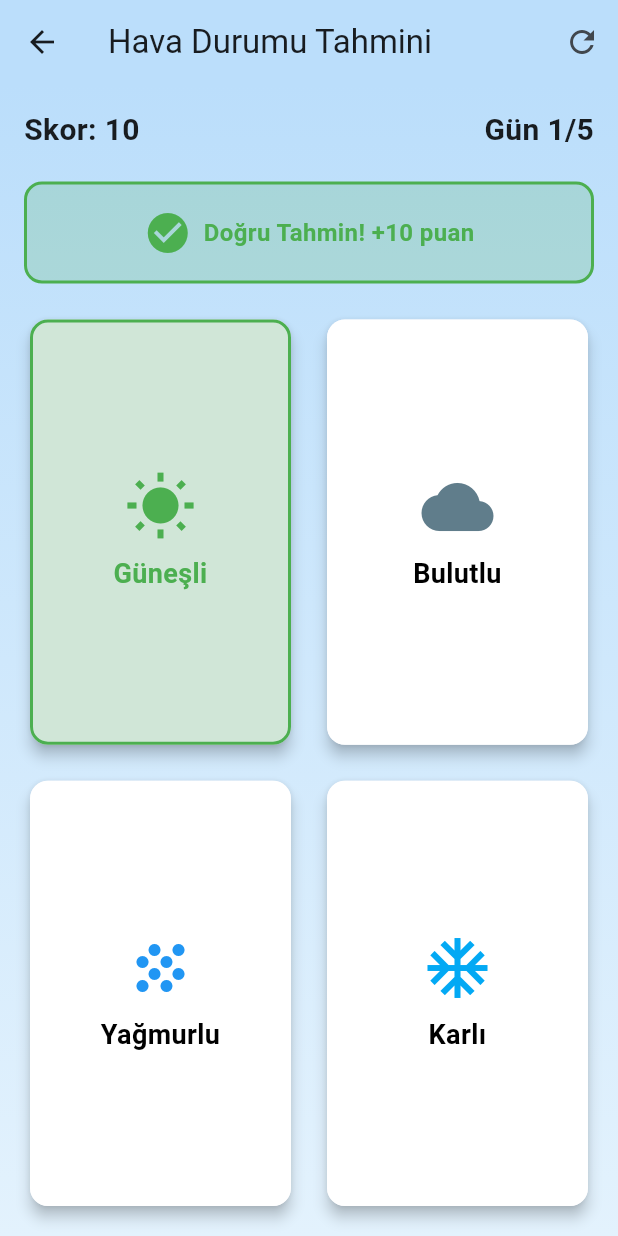
After one commit to dunya-kasifi/dunya-kasifi, a Flutter app: the WeatherPredictionScreen screen opened directly, after a tap on "Güneşli", on a phone screen of 412 x 824 dp. The commit adds this screen. Run offline on Flutter 3.47's test engine with Material 3 defaults, Android fonts, the phone set to English and light mode, and no system bars; our stand-ins replace confetti, flutter_animate, flutter_map, get, latlong2, lottie.

Commit message:
Add Weather Prediction mini game

```diff
--- a/lib/features/game/presentation/screens/map_screen.dart
+++ b/lib/features/game/presentation/screens/map_screen.dart
@@ -5,6 +5,7 @@ import 'package:latlong2/latlong.dart';
 import 'package:get/get.dart';
 import '../controllers/route_controller.dart';
 import '../../../mini_games/presentation/screens/cloud_painting_screen.dart';
+import '../../../mini_games/presentation/screens/weather_prediction_screen.dart';
 
 class MapScreen extends GetView<RouteController> {
   const MapScreen({super.key});
@@ -86,6 +87,8 @@ class MapScreen extends GetView<RouteController> {
                 () {
                   if (point.miniGame.name.contains('Bulut')) {
                     Get.to(() => const CloudPaintingScreen());
+                  } else if (point.miniGame.name.contains('Hava')) {
+                    Get.to(() => const WeatherPredictionScreen());
                   }
                 },
               ),
--- /dev/null
+++ b/lib/features/mini_games/presentation/screens/weather_prediction_screen.dart
@@ -0,0 +1,387 @@
+import 'package:flutter/material.dart';
+import 'package:get/get.dart';
+import 'dart:math';
+
+class WeatherPredictionScreen extends StatefulWidget {
+  const WeatherPredictionScreen({super.key});
+
+  @override
+  State<WeatherPredictionScreen> createState() =>
+      _WeatherPredictionScreenState();
+}
+
+class _WeatherPredictionScreenState extends State<WeatherPredictionScreen> {
+  int score = 0;
+  int currentDay = 0;
+  final int totalDays = 5;
+  bool isGameOver = false;
+  List<WeatherDay> weatherDays = [];
+  List<WeatherType> userPredictions = [];
+  bool showResult = false;
+
+  @override
+  void initState() {
+    super.initState();
+    _initializeGame();
+  }
+
+  void _initializeGame() {
+    weatherDays = List.generate(totalDays, (index) {
+      return WeatherDay(
+        day: index + 1,
+        temperature: Random().nextInt(30) + 5,
+        weatherType:
+            WeatherType.values[Random().nextInt(WeatherType.values.length)],
+      );
+    });
+    userPredictions = List.filled(totalDays, WeatherType.sunny);
+  }
+
+  void _makePrediction(WeatherType prediction) {
+    if (currentDay >= totalDays) return;
+
+    setState(() {
+      userPredictions[currentDay] = prediction;
+      showResult = true;
+
+      if (prediction == weatherDays[currentDay].weatherType) {
+        score += 10;
+      }
+
+      Future.delayed(const Duration(seconds: 2), () {
+        if (mounted) {
+          setState(() {
+            showResult = false;
+            currentDay++;
+            if (currentDay >= totalDays) {
+              isGameOver = true;
+            }
+          });
+        }
+      });
+    });
+  }
+
+  void _restartGame() {
+    setState(() {
+      score = 0;
+      currentDay = 0;
+      isGameOver = false;
+      showResult = false;
+      _initializeGame();
+    });
+  }
+
+  @override
+  Widget build(BuildContext context) {
+    return Scaffold(
+      appBar: AppBar(
+        title: const Text('Hava Durumu Tahmini'),
+        backgroundColor: Colors.blue[100],
+        actions: [
+          IconButton(
+            icon: const Icon(Icons.refresh),
+            onPressed: _restartGame,
+          ),
+        ],
+      ),
+      body: Container(
+        decoration: BoxDecoration(
+          gradient: LinearGradient(
+            begin: Alignment.topCenter,
+            end: Alignment.bottomCenter,
+            colors: [
+              Colors.blue[100]!,
+              Colors.blue[50]!,
+            ],
+          ),
+        ),
+        child: SafeArea(
+          child: Padding(
+            padding: const EdgeInsets.all(16.0),
+            child: Column(
+              children: [
+                // Skor ve Gün Bilgisi
+                Row(
+                  mainAxisAlignment: MainAxisAlignment.spaceBetween,
+                  children: [
+                    Text(
+                      'Skor: $score',
+                      style: const TextStyle(
+                        fontSize: 20,
+                        fontWeight: FontWeight.bold,
+                      ),
+                    ),
+                    Text(
+                      'Gün ${currentDay + 1}/$totalDays',
+                      style: const TextStyle(
+                        fontSize: 20,
+                        fontWeight: FontWeight.bold,
+                      ),
+                    ),
+                  ],
+                ),
+                const SizedBox(height: 20),
+
+                if (!isGameOver) ...[
+                  // Tahmin Sonucu
+                  if (showResult) ...[
+                    Container(
+                      padding: const EdgeInsets.all(16),
+                      decoration: BoxDecoration(
+                        color: userPredictions[currentDay] ==
+                                weatherDays[currentDay].weatherType
+                            ? Colors.green.withOpacity(0.2)
+                            : Colors.red.withOpacity(0.2),
+                        borderRadius: BorderRadius.circular(12),
+                        border: Border.all(
+                          color: userPredictions[currentDay] ==
+                                  weatherDays[currentDay].weatherType
+                              ? Colors.green
+                              : Colors.red,
+                          width: 2,
+                        ),
+                      ),
+                      child: Row(
+                        mainAxisAlignment: MainAxisAlignment.center,
+                        children: [
+                          Icon(
+                            userPredictions[currentDay] ==
+                                    weatherDays[currentDay].weatherType
+                                ? Icons.check_circle
+                                : Icons.cancel,
+                            color: userPredictions[currentDay] ==
+                                    weatherDays[currentDay].weatherType
+                                ? Colors.green
+                                : Colors.red,
+                            size: 32,
+                          ),
+                          const SizedBox(width: 8),
+                          Text(
+                            userPredictions[currentDay] ==
+                                    weatherDays[currentDay].weatherType
+                                ? 'Doğru Tahmin! +10 puan'
+                                : 'Yanlış Tahmin! Doğru cevap: ${_getWeatherName(weatherDays[currentDay].weatherType)}',
+                            style: TextStyle(
+                              fontSize: 16,
+                              fontWeight: FontWeight.bold,
+                              color: userPredictions[currentDay] ==
+                                      weatherDays[currentDay].weatherType
+                                  ? Colors.green
+                                  : Colors.red,
+                            ),
+                          ),
+                        ],
+                      ),
+                    ),
+                    const SizedBox(height: 20),
+                  ],
+
+                  // Hava Durumu Tahmin Kartları
+                  Expanded(
+                    child: Column(
+                      children: [
+                        Expanded(
+                          child: Row(
+                            children: [
+                              Expanded(
+                                child: _buildWeatherCard(WeatherType.sunny),
+                              ),
+                              const SizedBox(width: 16),
+                              Expanded(
+                                child: _buildWeatherCard(WeatherType.cloudy),
+                              ),
+                            ],
+                          ),
+                        ),
+                        const SizedBox(height: 16),
+                        Expanded(
+                          child: Row(
+                            children: [
+                              Expanded(
+                                child: _buildWeatherCard(WeatherType.rainy),
+                              ),
+                              const SizedBox(width: 16),
+                              Expanded(
+                                child: _buildWeatherCard(WeatherType.snowy),
+                              ),
+                            ],
+                          ),
+                        ),
+                      ],
+                    ),
+                  ),
+                ] else ...[
+                  // Oyun Sonu Ekranı
+                  Expanded(
+                    child: Center(
+                      child: Column(
+                        mainAxisAlignment: MainAxisAlignment.center,
+                        children: [
+                          Text(
+                            'Oyun Bitti!',
+                            style: TextStyle(
+                              fontSize: 32,
+                              fontWeight: FontWeight.bold,
+                              color: Colors.blue[700],
+                            ),
+                          ),
+                          const SizedBox(height: 20),
+                          Text(
+                            'Toplam Skorun: $score',
+                            style: const TextStyle(
+                              fontSize: 24,
+                              fontWeight: FontWeight.w500,
+                            ),
+                          ),
+                          const SizedBox(height: 40),
+                          ElevatedButton(
+                            onPressed: _restartGame,
+                            style: ElevatedButton.styleFrom(
+                              padding: const EdgeInsets.symmetric(
+                                horizontal: 32,
+                                vertical: 16,
+                              ),
+                            ),
+                            child: const Text(
+                              'Tekrar Oyna',
+                              style: TextStyle(fontSize: 18),
+                            ),
+                          ),
+                        ],
+                      ),
+                    ),
+                  ),
+                ],
+              ],
+            ),
+          ),
+        ),
+      ),
+    );
+  }
+
+  Widget _buildWeatherCard(WeatherType type) {
+    bool isSelected = type == userPredictions[currentDay];
+    bool isCorrect = type == weatherDays[currentDay].weatherType;
+    Color cardColor = Colors.white;
+
+    if (showResult) {
+      if (isSelected && !isCorrect) {
+        cardColor = Colors.red.withOpacity(0.2);
+      } else if (isCorrect) {
+        cardColor = Colors.green.withOpacity(0.2);
+      }
+    }
+
+    return Card(
+      elevation: 4,
+      child: InkWell(
+        onTap: showResult ? null : () => _makePrediction(type),
+        child: Container(
+          padding: const EdgeInsets.all(16),
+          decoration: BoxDecoration(
+            borderRadius: BorderRadius.circular(12),
+            color: cardColor,
+            border: showResult
+                ? Border.all(
+                    color: isSelected && !isCorrect
+                        ? Colors.red
+                        : isCorrect
+                            ? Colors.green
+                            : Colors.transparent,
+                    width: 2,
+                  )
+                : null,
+          ),
+          child: Column(
+            mainAxisAlignment: MainAxisAlignment.center,
+            children: [
+              Icon(
+                _getWeatherIcon(type),
+                size: 48,
+                color: showResult && isSelected && !isCorrect
+                    ? Colors.red
+                    : showResult && isCorrect
+                        ? Colors.green
+                        : _getWeatherColor(type),
+              ),
+              const SizedBox(height: 8),
+              Text(
+                _getWeatherName(type),
+                style: TextStyle(
+                  fontSize: 18,
+                  fontWeight: FontWeight.bold,
+                  color: showResult && isSelected && !isCorrect
+                      ? Colors.red
+                      : showResult && isCorrect
+                          ? Colors.green
+                          : Colors.black,
+                ),
+                textAlign: TextAlign.center,
+              ),
+            ],
+          ),
+        ),
+      ),
+    );
+  }
+
+  IconData _getWeatherIcon(WeatherType type) {
+    switch (type) {
+      case WeatherType.sunny:
+        return Icons.wb_sunny;
+      case WeatherType.cloudy:
+        return Icons.cloud;
+      case WeatherType.rainy:
+        return Icons.grain;
+      case WeatherType.snowy:
+        return Icons.ac_unit;
+    }
+  }
+
+  Color _getWeatherColor(WeatherType type) {
+    switch (type) {
+      case WeatherType.sunny:
+        return Colors.orange;
+      case WeatherType.cloudy:
+        return Colors.blueGrey;
+      case WeatherType.rainy:
+        return Colors.blue;
+      case WeatherType.snowy:
+        return Colors.lightBlue;
+    }
+  }
+
+  String _getWeatherName(WeatherType type) {
+    switch (type) {
+      case WeatherType.sunny:
+        return 'Güneşli';
+      case WeatherType.cloudy:
+        return 'Bulutlu';
+      case WeatherType.rainy:
+        return 'Yağmurlu';
+      case WeatherType.snowy:
+        return 'Karlı';
+    }
+  }
+}
+
+enum WeatherType {
+  sunny,
+  cloudy,
+  rainy,
+  snowy,
+}
+
+class WeatherDay {
+  final int day;
+  final int temperature;
+  final WeatherType weatherType;
+
+  WeatherDay({
+    required this.day,
+    required this.temperature,
+    required this.weatherType,
+  });
+}
```
